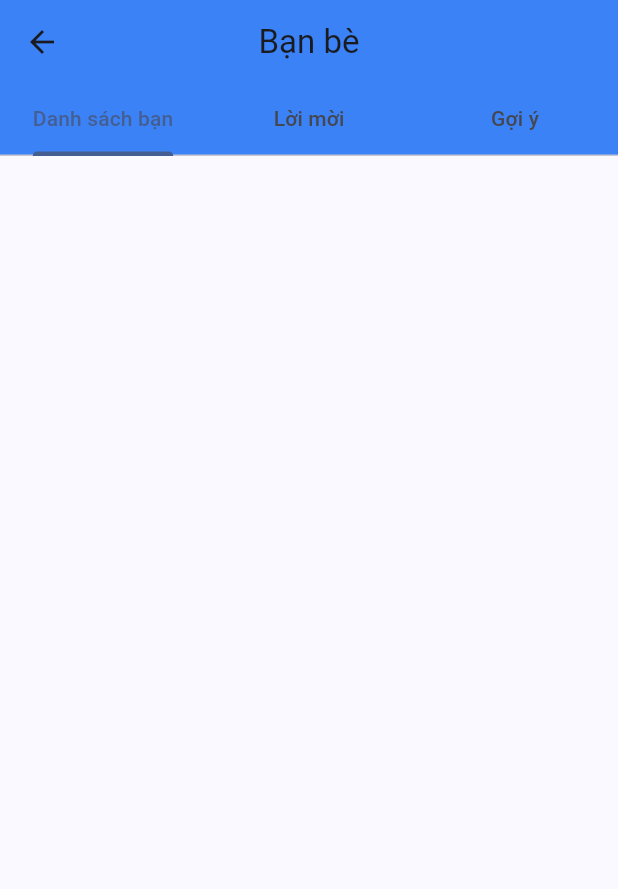
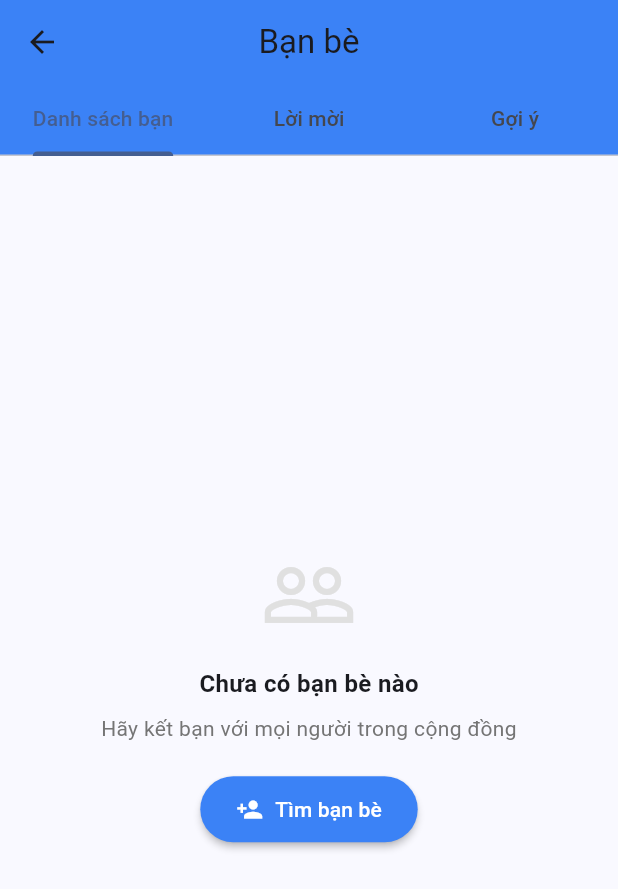
Before and after one commit to miin000/MiniSocial_flutter, a Flutter app: the FriendsScreen screen opened directly, on a phone screen of 412 x 824 dp. Shown: the top 889 px of the screen. Run offline on Flutter 3.47's test engine with Material 3 defaults, Android fonts, the phone set to English and light mode, and no system bars; our stand-ins replace cached_network_image, cloud_firestore, dio, firebase_auth, firebase_core, firebase_messaging and 5 more; accounts and stored records are empty; network calls fail.

```diff
--- a/lib/providers/recommendation_provider.dart
+++ b/lib/providers/recommendation_provider.dart
@@ -15,7 +15,7 @@ class RecommendationProvider with ChangeNotifier {
 
   List<Post> _posts = [];
   List<RecommendedItem> _rawItems = [];
-  String _source = '';        // "collaborative" | "popular"
+  String _source = '';        // "hybrid" | "popular"
   bool _isLoading = false;
   bool _serverDown = false;   // ML server không phản hồi
   String? _error;
@@ -28,7 +28,8 @@ class RecommendationProvider with ChangeNotifier {
   bool get serverDown => _serverDown;
   String? get error => _error;
   bool get hasRecommendations => _posts.isNotEmpty;
-  bool get isCollaborative => _source == 'collaborative';
+  /// true khi ML server đã chạy hybrid model (CF + Content-Based)
+  bool get isHybrid => _source == 'hybrid';
 
   /// Trả về lý do gợi ý cho một post_id
   String reasonFor(String postId) {
@@ -67,10 +68,9 @@ class RecommendationProvider with ChangeNotifier {
       final postIds = items.map((i) => i.postId).toList();
       _posts = await _service.fetchPostsByIds(postIds, currentUserId: userId);
     } catch (e) {
-      // ML server offline hoặc network error → ẩn section, không crash app
-      _serverDown = true;
-      _posts = [];
-      _rawItems = [];
+      // ML server offline hoặc network error
+      // Giữ lại _posts cũ nếu đã tải được trước, tránh mất gợi ý khi reload
+      _serverDown = _posts.isEmpty;
       debugPrint('[ML] Recommendation error: $e');
     } finally {
       _isLoading = false;
--- a/lib/screens/friends/friends_screen.dart
+++ b/lib/screens/friends/friends_screen.dart
@@ -107,7 +107,45 @@ class _FriendsScreenState extends State<FriendsScreen> with TickerProviderStateM
           // Friends list
           RefreshIndicator(
             onRefresh: _loadAll,
-            child: ListView.builder(
+            child: _friends.isEmpty
+                ? Center(
+                    child: Padding(
+                      padding: const EdgeInsets.all(32),
+                      child: Column(
+                        mainAxisSize: MainAxisSize.min,
+                        children: [
+                          Icon(Icons.people_outline,
+                              size: 64, color: Colors.grey.shade300),
+                          const SizedBox(height: 16),
+                          const Text(
+                            'Chưa có bạn bè nào',
+                            style: TextStyle(
+                                fontSize: 16, fontWeight: FontWeight.w600),
+                          ),
+                          const SizedBox(height: 8),
+                          Text(
+                            'Hãy kết bạn với mọi người trong cộng đồng',
+                            style: TextStyle(color: Colors.grey.shade600),
+                            textAlign: TextAlign.center,
+                          ),
+                          const SizedBox(height: 20),
+                          ElevatedButton.icon(
+                            onPressed: () =>
+                                _tabController.animateTo(2),
+                            icon: const Icon(Icons.person_add),
+                            label: const Text('Tìm bạn bè'),
+                            style: ElevatedButton.styleFrom(
+                              backgroundColor: const Color(0xFF3b82f6),
+                              foregroundColor: Colors.white,
+                              shape: RoundedRectangleBorder(
+                                  borderRadius: BorderRadius.circular(24)),
+                            ),
+                          ),
+                        ],
+                      ),
+                    ),
+                  )
+                : ListView.builder(
               padding: const EdgeInsets.all(12),
               itemCount: _friends.length,
               itemBuilder: (context, index) {
@@ -203,7 +241,33 @@ class _FriendsScreenState extends State<FriendsScreen> with TickerProviderStateM
           // Requests
           RefreshIndicator(
             onRefresh: _loadAll,
-            child: ListView.builder(
+            child: _requests.isEmpty
+                ? Center(
+                    child: Padding(
+                      padding: const EdgeInsets.all(32),
+                      child: Column(
+                        mainAxisSize: MainAxisSize.min,
+                        children: [
+                          Icon(Icons.mark_email_unread_outlined,
+                              size: 64, color: Colors.grey.shade300),
+                          const SizedBox(height: 16),
+                          const Text(
+                            'Không có lời mời nào',
+                            style: TextStyle(
+                                fontSize: 16, fontWeight: FontWeight.w600),
+                          ),
+                          const SizedBox(height: 8),
+                          Text(
+                            'Các lời mời kết bạn mới sẽ xuất hiện ở đây',
+                            style:
+                                TextStyle(color: Colors.grey.shade600),
+                            textAlign: TextAlign.center,
+                          ),
+                        ],
+                      ),
+                    ),
+                  )
+                : ListView.builder(
               padding: const EdgeInsets.all(12),
               itemCount: _requests.length,
               itemBuilder: (context, index) {
--- a/lib/services/recommendation_service.dart
+++ b/lib/services/recommendation_service.dart
@@ -50,7 +50,7 @@ class RecommendationService {
   // ── Gợi ý bài viết từ ML server ──────────────────────────────────────────
 
   /// Trả về raw list từ ML server (post_id + score + reason)
-  /// source: "collaborative" | "popular"
+  /// source: "hybrid" | "popular"
   Future<({List<RecommendedItem> items, String source})> getRecommendedItems(
     String userId,
   ) async {
```
Also changed, not shown: lib/components/emoji_picker_sheet.dart (added, +74 -0 lines), lib/screens/chat/chat_detail_screen.dart (+22 -0 lines), lib/screens/home/comments_screen.dart (+22 -0 lines).
